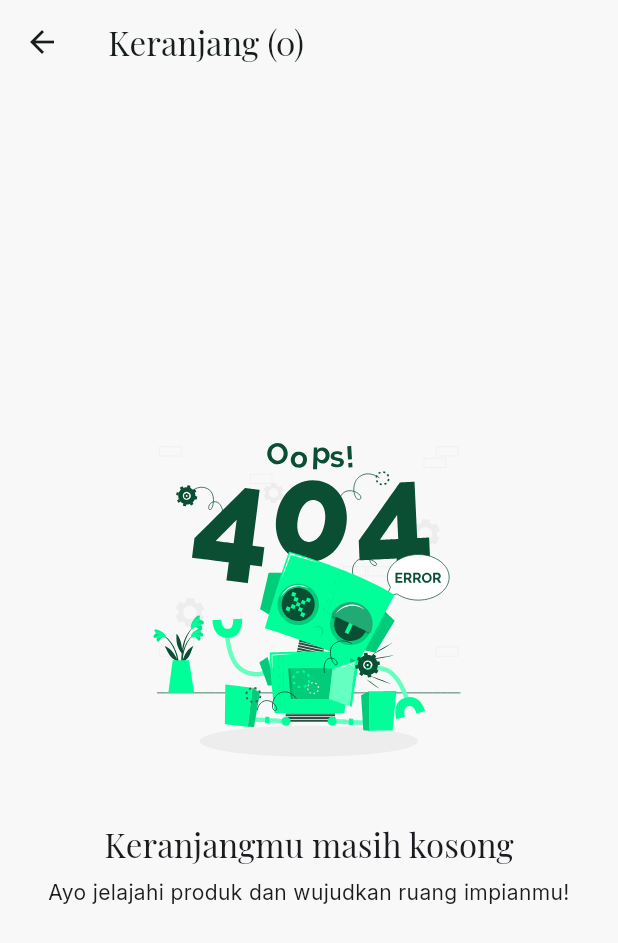
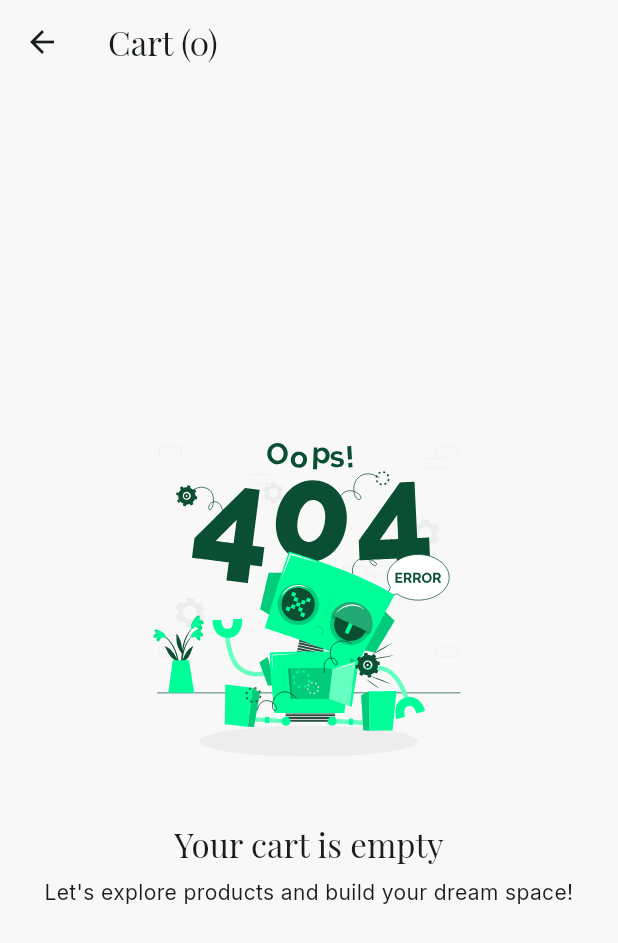
Before and after one commit to AlvindraRamadhan/E-commerce_Ruang, a Flutter app: the CartPage screen opened directly, on a phone screen of 412 x 824 dp. Shown: the top 943 px of the screen. Run offline on Flutter 3.47's test engine with Material 3 defaults, Android fonts, the phone set to English and light mode, and no system bars; our stand-ins replace cloud_firestore, firebase_auth, firebase_core, flip_card, flutter_animate, font_awesome_flutter and 6 more; accounts and stored records are empty.

Commit message:
feat(l10n): Localize cart and product detail pages

```diff
--- a/lib/l10n/app_strings.dart
+++ b/lib/l10n/app_strings.dart
@@ -60,6 +60,19 @@ class AppStrings {
     'navSearch': 'Search',
     'navCart': 'Cart',
     'navProfile': 'Profile',
+
+    // Product Detail Page
+    'description': 'Description',
+    'addToCart': 'Add to Cart',
+    'itemAddedToCart': 'added to cart.',
+
+    // Cart Page
+    'cartTitle': 'Cart',
+    'emptyCartTitle': 'Your cart is empty',
+    'emptyCartDesc': 'Let\'s explore products and build your dream space!',
+    'total': 'Total:',
+    'checkout': 'Proceed to Checkout',
+    'checkoutFeatureMessage': 'Checkout feature is under development.',
   };
 
   static const Map<String, String> _id = {
@@ -121,6 +134,19 @@ class AppStrings {
     'navSearch': 'Pencarian',
     'navCart': 'Keranjang',
     'navProfile': 'Profil',
+
+    // Product Detail Page
+    'description': 'Deskripsi',
+    'addToCart': 'Tambah ke Keranjang',
+    'itemAddedToCart': 'ditambahkan ke keranjang.',
+
+    // Cart Page
+    'cartTitle': 'Keranjang',
+    'emptyCartTitle': 'Keranjangmu masih kosong',
+    'emptyCartDesc': 'Ayo jelajahi produk dan wujudkan ruang impianmu!',
+    'total': 'Total:',
+    'checkout': 'Lanjut ke Pembayaran',
+    'checkoutFeatureMessage': 'Fitur checkout sedang dalam pengembangan.',
   };
 
   static String get(Locale locale, String key) {
--- a/lib/presentation/screens/main/cart_page.dart
+++ b/lib/presentation/screens/main/cart_page.dart
@@ -2,13 +2,17 @@ import 'package:flutter/material.dart';
 import 'package:intl/intl.dart';
 import 'package:lottie/lottie.dart';
 import 'package:provider/provider.dart';
+import 'package:ruang/l10n/app_strings.dart';
 import 'package:ruang/presentation/providers/cart_provider.dart';
+import 'package:ruang/presentation/providers/locale_provider.dart';
 import 'package:ruang/presentation/screens/main/product_detail_page.dart';
+
 class CartPage extends StatelessWidget {
   const CartPage({super.key});
 
   @override
   Widget build(BuildContext context) {
+    final locale = context.watch<LocaleProvider>().locale;
     final cart = Provider.of<CartProvider>(context);
     final currencyFormatter = NumberFormat.currency(
       locale: 'id_ID',
@@ -18,7 +22,8 @@ class CartPage extends StatelessWidget {
 
     return Scaffold(
       appBar: AppBar(
-        title: Text('Keranjang (${cart.totalUniqueItems})'),
+        title: Text(
+            '${AppStrings.get(locale, 'cartTitle')} (${cart.totalUniqueItems})'),
       ),
       body: cart.items.isEmpty
           ? Center(
@@ -31,13 +36,13 @@ class CartPage extends StatelessWidget {
                         width: 250),
                     const SizedBox(height: 24),
                     Text(
-                      'Keranjangmu masih kosong',
+                      AppStrings.get(locale, 'emptyCartTitle'),
                       style: Theme.of(context).textTheme.titleLarge,
                       textAlign: TextAlign.center,
                     ),
                     const SizedBox(height: 8),
-                    const Text(
-                      'Ayo jelajahi produk dan wujudkan ruang impianmu!',
+                    Text(
+                      AppStrings.get(locale, 'emptyCartDesc'),
                       textAlign: TextAlign.center,
                     ),
                   ],
@@ -103,7 +108,7 @@ class CartPage extends StatelessWidget {
                   Row(
                     mainAxisAlignment: MainAxisAlignment.spaceBetween,
                     children: [
-                      Text('Total:',
+                      Text(AppStrings.get(locale, 'total'),
                           style: Theme.of(context).textTheme.titleLarge),
                       Text(
                         currencyFormatter.format(cart.totalPrice),
@@ -118,12 +123,12 @@ class CartPage extends StatelessWidget {
                   SizedBox(
                     width: double.infinity,
                     child: ElevatedButton(
-                      child: const Text('Lanjut ke Pembayaran'),
+                      child: Text(AppStrings.get(locale, 'checkout')),
                       onPressed: () {
                         ScaffoldMessenger.of(context).showSnackBar(
-                          const SnackBar(
-                            content: Text(
-                                'Fitur checkout sedang dalam pengembangan.'),
+                          SnackBar(
+                            content: Text(AppStrings.get(
+                                locale, 'checkoutFeatureMessage')),
                           ),
                         );
                       },
--- a/lib/presentation/screens/main/product_detail_page.dart
+++ b/lib/presentation/screens/main/product_detail_page.dart
@@ -3,7 +3,9 @@ import 'package:flutter_animate/flutter_animate.dart';
 import 'package:intl/intl.dart';
 import 'package:provider/provider.dart';
 import 'package:ruang/data/models/product_model.dart';
+import 'package:ruang/l10n/app_strings.dart';
 import 'package:ruang/presentation/providers/cart_provider.dart';
+import 'package:ruang/presentation/providers/locale_provider.dart';
 
 class ProductDetailPage extends StatelessWidget {
   final Product product;
@@ -11,6 +13,7 @@ class ProductDetailPage extends StatelessWidget {
 
   @override
   Widget build(BuildContext context) {
+    final locale = context.watch<LocaleProvider>().locale;
     final currencyFormatter = NumberFormat.currency(
       locale: 'id_ID',
       symbol: 'Rp ',
@@ -65,7 +68,7 @@ class ProductDetailPage extends StatelessWidget {
                   const Divider(),
                   const SizedBox(height: 16),
                   Text(
-                    'Deskripsi',
+                    AppStrings.get(locale, 'description'),
                     style: Theme.of(context).textTheme.titleLarge,
                   ),
                   const SizedBox(height: 8),
@@ -89,12 +92,13 @@ class ProductDetailPage extends StatelessWidget {
         padding: const EdgeInsets.all(16.0),
         child: ElevatedButton.icon(
           icon: const Icon(Icons.add_shopping_cart),
-          label: const Text('Tambah ke Keranjang'),
+          label: Text(AppStrings.get(locale, 'addToCart')),
           onPressed: () {
             context.read<CartProvider>().addItem(product);
             ScaffoldMessenger.of(context).showSnackBar(
               SnackBar(
-                content: Text('${product.name} ditambahkan ke keranjang.'),
+                content: Text(
+                    '${product.name} ${AppStrings.get(locale, 'itemAddedToCart')}'),
                 duration: const Duration(seconds: 2),
               ),
             );
```
